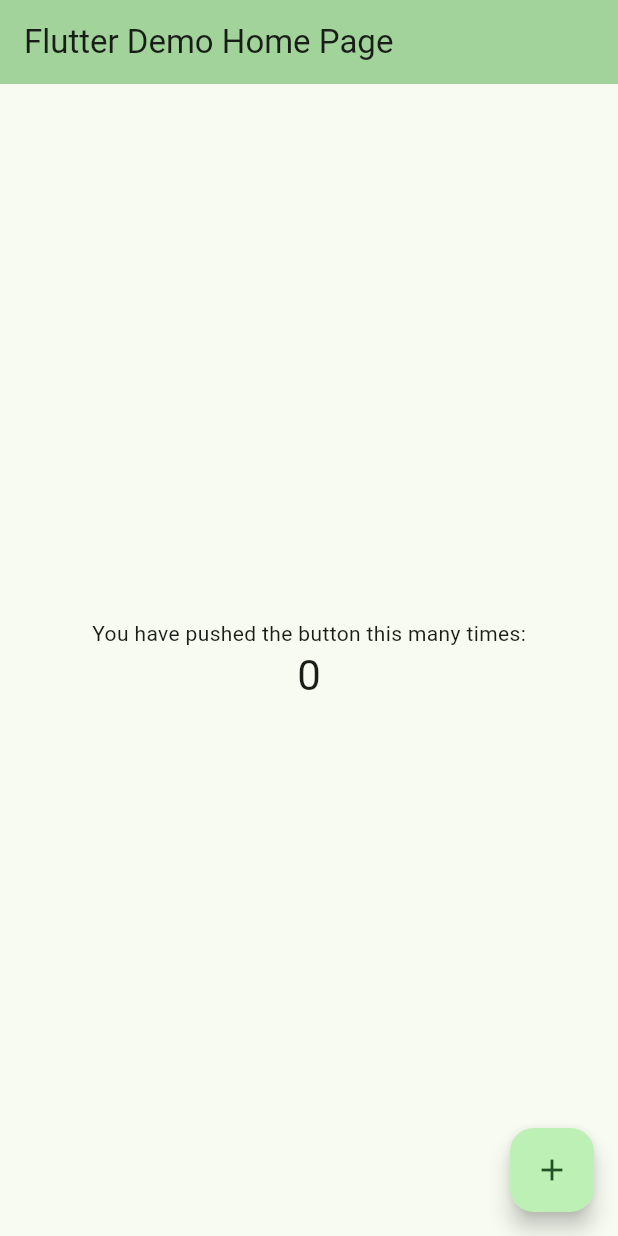
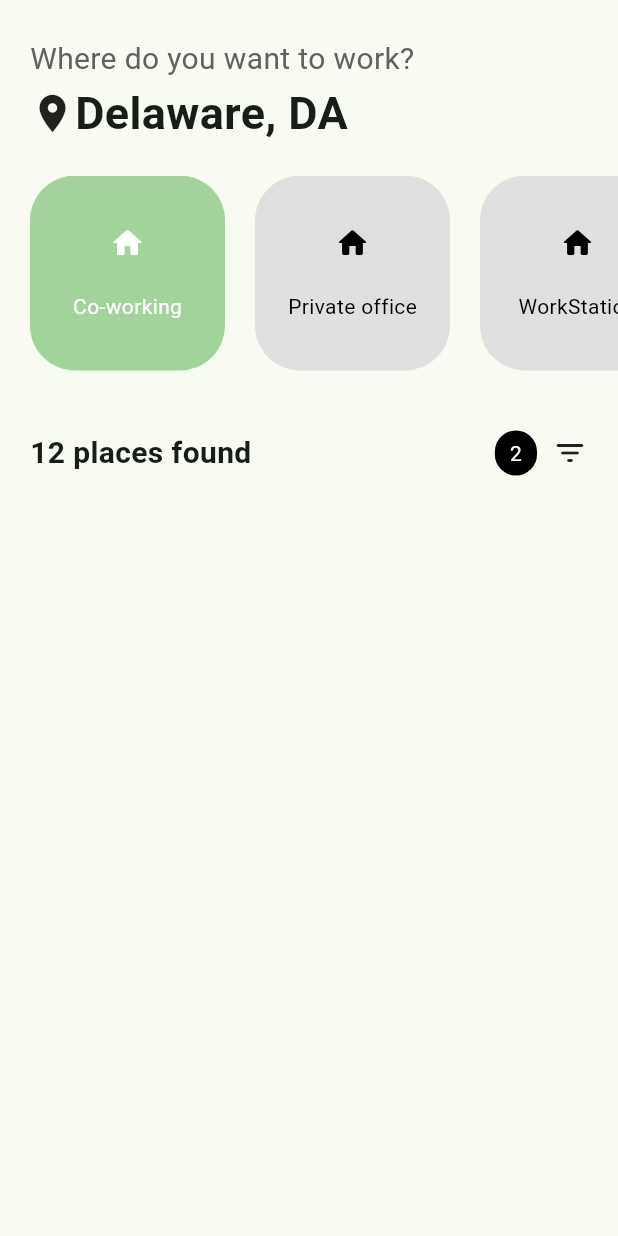
Before and after one commit to Emtee100/RentAPlace, a Flutter app: the screen it shows after launch, on a phone screen of 412 x 824 dp. Run offline on Flutter 3.47's test engine with Material 2 defaults, Android fonts, the phone set to English and light mode, and no system bars; our stand-ins replace realm; generated files the repository leaves out were written again.

Commit message:
first realm schema done

```diff
--- a/rent_a_place/lib/main.dart
+++ b/rent_a_place/lib/main.dart
@@ -13,114 +13,155 @@ class MyApp extends StatelessWidget {
     return MaterialApp(
       title: 'RentAPlace',
       theme: ThemeData(
-        // This is the theme of your application.
-        //
-        // TRY THIS: Try running your application with "flutter run". You'll see
-        // the application has a blue toolbar. Then, without quitting the app,
-        // try changing the seedColor in the colorScheme below to Colors.green
-        // and then invoke "hot reload" (save your changes or press the "hot
-        // reload" button in a Flutter-supported IDE, or press "r" if you used
-        // the command line to start the app).
-        //
-        // Notice that the counter didn't reset back to zero; the application
-        // state is not lost during the reload. To reset the state, use hot
-        // restart instead.
-        //
-        // This works for code too, not just values: Most code changes can be
-        // tested with just a hot reload.
         colorScheme: ColorScheme.fromSeed(seedColor: Colors.green),
         useMaterial3: true,
       ),
       debugShowCheckedModeBanner: false,
-      home: const MyHomePage(title: 'Flutter Demo Home Page'),
+      home: const MyHomePage(),
     );
   }
 }
 
 class MyHomePage extends StatefulWidget {
-  const MyHomePage({super.key, required this.title});
-
-  // This widget is the home page of your application. It is stateful, meaning
-  // that it has a State object (defined below) that contains fields that affect
-  // how it looks.
-
-  // This class is the configuration for the state. It holds the values (in this
-  // case the title) provided by the parent (in this case the App widget) and
-  // used by the build method of the State. Fields in a Widget subclass are
-  // always marked "final".
-
-  final String title;
+  const MyHomePage({super.key});
 
   @override
   State<MyHomePage> createState() => _MyHomePageState();
 }
 
 class _MyHomePageState extends State<MyHomePage> {
-  int _counter = 0;
-
-  void _incrementCounter() {
-    setState(() {
-      // This call to setState tells the Flutter framework that something has
-      // changed in this State, which causes it to rerun the build method below
-      // so that the display can reflect the updated values. If we changed
-      // _counter without calling setState(), then the build method would not be
-      // called again, and so nothing would appear to happen.
-      _counter++;
-    });
-  }
-
+  List<String> categories = ["Co-working", "Private office", "WorkStation"];
+  int selectedCategory = 0;
   @override
   Widget build(BuildContext context) {
-    // This method is rerun every time setState is called, for instance as done
-    // by the _incrementCounter method above.
-    //
-    // The Flutter framework has been optimized to make rerunning build methods
-    // fast, so that you can just rebuild anything that needs updating rather
-    // than having to individually change instances of widgets.
-    return Scaffold(
-      appBar: AppBar(
-        // TRY THIS: Try changing the color here to a specific color (to
-        // Colors.amber, perhaps?) and trigger a hot reload to see the AppBar
-        // change color while the other colors stay the same.
-        backgroundColor: Theme.of(context).colorScheme.inversePrimary,
-        // Here we take the value from the MyHomePage object that was created by
-        // the App.build method, and use it to set our appbar title.
-        title: Text(widget.title),
-      ),
-      body: Center(
-        // Center is a layout widget. It takes a single child and positions it
-        // in the middle of the parent.
-        child: Column(
-          // Column is also a layout widget. It takes a list of children and
-          // arranges them vertically. By default, it sizes itself to fit its
-          // children horizontally, and tries to be as tall as its parent.
-          //
-          // Column has various properties to control how it sizes itself and
-          // how it positions its children. Here we use mainAxisAlignment to
-          // center the children vertically; the main axis here is the vertical
-          // axis because Columns are vertical (the cross axis would be
-          // horizontal).
-          //
-          // TRY THIS: Invoke "debug painting" (choose the "Toggle Debug Paint"
-          // action in the IDE, or press "p" in the console), to see the
-          // wireframe for each widget.
-          mainAxisAlignment: MainAxisAlignment.center,
-          children: <Widget>[
-            const Text(
-              'You have pushed the button this many times:',
+    return SafeArea(
+      child: Scaffold(
+          body: Column(
+        children: [
+          //start of the body
+          Column(
+            crossAxisAlignment: CrossAxisAlignment.start,
+            children: [
+              Padding(
+                  padding: const EdgeInsets.only(left: 20.0, top: 25.0),
+                  child: Text("Where do you want to work?",
+                      style: TextStyle(
+                          fontSize: 20, color: Colors.grey.shade700))),
+              const Padding(
+                padding: EdgeInsets.only(left: 20.0),
+                child: Row(
+                  children: [
+                    Icon(Icons.location_on, size: 30),
+                    Text(
+                      "Delaware, DA",
+                      style: TextStyle(
+                          fontSize: 30.0, fontWeight: FontWeight.bold),
+                    ),
+                  ],
+                ),
+              )
+            ],
+          ),
+
+          const SizedBox(
+            height: 20.0,
+          ),
+
+//Categories row. It shows all the categories that a place may fall under
+
+          Padding(
+            padding: const EdgeInsets.only(left: 0.0),
+            child: SizedBox(
+              height: 130,
+              child: ListView.builder(
+                  scrollDirection: Axis.horizontal,
+                  itemCount: categories.length,
+                  itemBuilder: (context, index) {
+                    return Padding(
+                      padding: const EdgeInsets.only(
+                        left: 20.0,
+                      ),
+                      child: GestureDetector(
+                        onTap: () {
+                          setState(() {
+                            selectedCategory = index;
+                          });
+                        },
+                        child: Container(
+                          width: 130,
+                          decoration: BoxDecoration(
+                              color: selectedCategory == index
+                                  ? Theme.of(context).colorScheme.inversePrimary
+                                  : Colors.grey.shade300,
+                              borderRadius: BorderRadius.circular(30.0)),
+                          child: Center(
+                              child: Column(
+                            mainAxisAlignment: MainAxisAlignment.center,
+                            children: [
+                              Icon(
+                                Icons.home_rounded,
+                                color: selectedCategory == index
+                                    ? Theme.of(context).colorScheme.onPrimary
+                                    : Colors.black,
+                              ),
+                              const SizedBox(
+                                height: 20,
+                              ),
+                              Text(
+                                categories[index],
+                                style: TextStyle(
+                                    color: selectedCategory == index
+                                        ? Colors.white
+                                        : Colors.black),
+                              )
+                            ],
+                          )),
+                        ),
+                      ),
+                    );
+                  }),
             ),
-            Text(
-              '$_counter',
-              style: Theme.of(context).textTheme.headlineMedium,
+          ),
+
+          const SizedBox(
+            height: 40,
+          ),
+
+          Padding(
+            padding: const EdgeInsets.symmetric(horizontal: 20.0),
+            child: Row(
+              mainAxisAlignment: MainAxisAlignment.spaceBetween,
+              children: [
+                const Text(
+                  "12 places found",
+                  style: TextStyle(fontWeight: FontWeight.bold, fontSize: 20),
+                ),
+                Row(
+                  children: [
+                    Container(
+                      padding: const EdgeInsets.symmetric(
+                          horizontal: 10, vertical: 5),
+                      decoration: const BoxDecoration(
+                          color: Colors.black,
+                          borderRadius: BorderRadius.all(Radius.circular(25))),
+                      child: const Text(
+                        "2",
+                        style: TextStyle(color: Colors.white),
+                      ),
+                    ),
+                    const SizedBox(
+                      width: 10.0,
+                    ),
+                    const Icon(Icons.filter_list_rounded),
+                  ],
+                )
+
+
+              ],
             ),
-          ],
-        ),
-      ),
-      floatingActionButton: FloatingActionButton(
-        onPressed: _incrementCounter,
-        tooltip: 'Increment',
-        child: const Icon(Icons.add),
-      ), // This trailing comma makes auto-formatting nicer for build methods.
+          )
+        ],
+      )),
     );
   }
 }
--- a/rent_a_place/database/model.dart
+++ b/rent_a_place/lib/model.dart
@@ -1,4 +1,5 @@
 import 'package:realm/realm.dart';
+part 'model.g.dart';
 
 @RealmModel()
 class _Users {
@@ -12,15 +13,9 @@ class _Users {
   late _MobilePay? mobilepay;
 
   late List<_Places> savedPlaces;
-  late List<_Places> bookedPlaces;
+ // late List<_Places> bookedPlaces;
 
   ObjectId get id => _id;
-}
-
-@RealmModel()
-class bookedPlaces {
-
-  late DateTime date;
 }
 
 @RealmModel(ObjectType.embeddedObject)
@@ -48,16 +43,16 @@ class _Places {
   @PrimaryKey()
   @MapTo("_id")
   late ObjectId _id;
+  @Indexed(RealmIndexType.fullText)
   late String name;
-  late List tags;
-  late Address address;
-  late _Users bookedBy;
+  late List <String> tags;
+
+  @Indexed(RealmIndexType.fullText)
+  late String address;
+  late List <_Users> bookedBy;
 
   ObjectId get id => _id;
 }
 
-@RealmModel(ObjectType.embeddedObject)
-class Address {
-  late String houseNumber;
-  late String streetName;
-}
+final config = Configuration.local([Users.schema, Places.schema]);
+final realm = Realm(config);
--- a/rent_a_place/pubspec.yaml
+++ b/rent_a_place/pubspec.yaml
@@ -19,7 +19,7 @@ publish_to: 'none' # Remove this line if you wish to publish to pub.dev
 version: 1.0.0+1
 
 environment:
-  sdk: '>=3.0.0 <4.0.0'
+  sdk: '>=3.0.2 <4.0.0'
 
 # Dependencies specify other packages that your package needs in order to work.
 # To automatically upgrade your package dependencies to the latest versions
@@ -35,7 +35,8 @@ dependencies:
   # The following adds the Cupertino Icons font to your application.
   # Use with the CupertinoIcons class for iOS style icons.
   cupertino_icons: ^1.0.2
-  realm: ^1.2.0
+  realm: ^1.3.0
+  google_fonts: ^5.1.0
 
 dev_dependencies:
   flutter_test:
```
Also changed, not shown: rent_a_place/lib/model.g.dart (added), rent_a_place/pubspec.lock, 1 other file.
